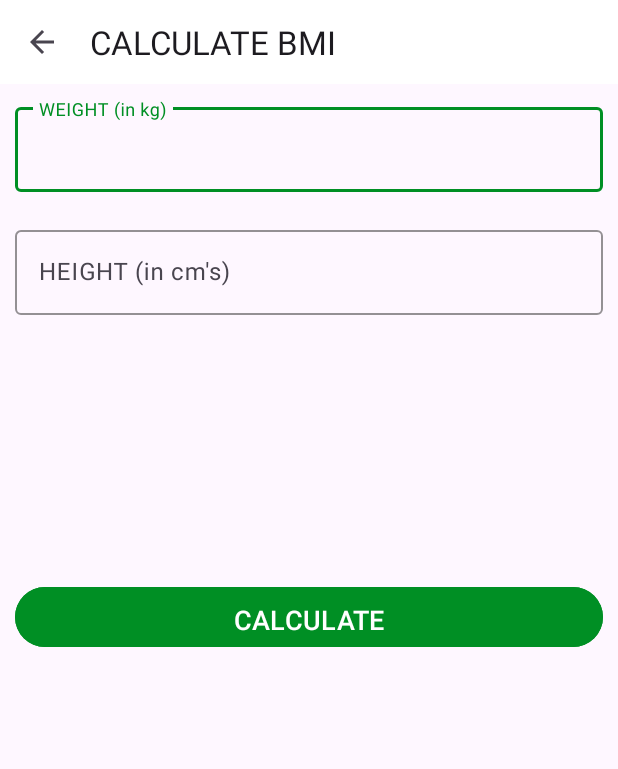
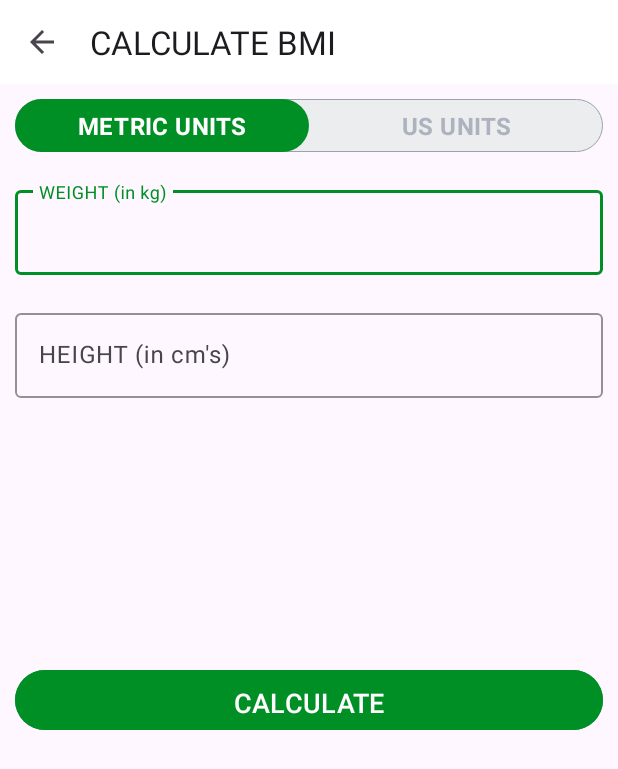
Before and after one commit to Nitesh065/7minWorkout, an Android app: the BMI screen opened directly, with no data from a screen before it, on a phone screen of 412 x 824 dp. Shown: the top 769 px of the screen. Run offline under Robolectric (Android 15) with nearby library versions, the phone set to English and light mode, and no system bars.

Commit message:
added radio buttons for metric and us units

```diff
--- /dev/null
+++ b/app/src/main/res/drawable/drawable_radio_group_tab_background.xml
@@ -0,0 +1,14 @@
+<?xml version="1.0" encoding="utf-8"?>
+<shape xmlns:android1="http://schemas.android.com/apk/res/android"
+    android1:shape="rectangle">
+    <solid android1:color="#ECEDEF"></solid>
+    <stroke
+        android1:width="0.5dp"
+        android1:color="#9AA2AF">
+    </stroke>
+    <corners
+        android1:radius="30dp">
+    </corners>
+
+
+</shape>
--- /dev/null
+++ b/app/src/main/res/drawable/drawable_unit_tab_selector.xml
@@ -0,0 +1,10 @@
+<?xml version="1.0" encoding="utf-8"?>
+<selector xmlns:android="http://schemas.android.com/apk/res/android">
+<item android:state_checked="true">
+    <shape android:shape="rectangle">
+        <solid android:color="@color/colorAccent"></solid>
+    <corners android:radius="30dp"></corners>
+    </shape>
+
+</item>
+</selector>
--- /dev/null
+++ b/app/src/main/res/drawable/drawable_units_tab_text_color_selector.xml
@@ -0,0 +1,6 @@
+<?xml version="1.0" encoding="utf-8"?>
+<selector xmlns:android="http://schemas.android.com/apk/res/android">
+<item android:state_checked="true" android:color="@color/white"></item>
+
+    <item android:state_checked="false" android:color="#ADB3BE"></item>
+</selector>
--- a/app/src/main/res/layout/activity_bmi.xml
+++ b/app/src/main/res/layout/activity_bmi.xml
@@ -13,9 +13,52 @@
         android:background="@color/white">
     </androidx.appcompat.widget.Toolbar>
 
+    <RadioGroup
+        android:id="@+id/rgUnits"
+        android:layout_width="match_parent"
+        android:layout_height="wrap_content"
+        android:layout_margin="10dp"
+        android:layout_below="@+id/toolbarBmi"
+        android:orientation="horizontal"
+        android:background="@drawable/drawable_radio_group_tab_background">
+
+        <RadioButton
+            android:id="@+id/rbMetricUnits"
+            android:layout_width="0dp"
+            android:layout_height="35dp"
+            android:layout_weight="0.50"
+            android:textAllCaps="true"
+            android:text="Metric Units"
+            android:button="@null"
+            android:textSize="16sp"
+            android:textStyle="bold"
+            android:background="@drawable/drawable_unit_tab_selector"
+            android:textColor="@drawable/drawable_units_tab_text_color_selector"
+            android:checked="true"
+            android:gravity="center"
+            >
+        </RadioButton>
+        <RadioButton
+            android:id="@+id/rbUsUnits"
+            android:layout_width="0dp"
+            android:layout_height="35dp"
+            android:layout_weight="0.50"
+            android:textAllCaps="true"
+            android:text="US units"
+            android:button="@null"
+            android:textSize="16sp"
+            android:textStyle="bold"
+            android:background="@drawable/drawable_unit_tab_selector"
+            android:textColor="@drawable/drawable_units_tab_text_color_selector"
+            android:checked="false"
+            android:gravity="center"
+            >
+        </RadioButton>
+    </RadioGroup>
+
     <com.google.android.material.textfield.TextInputLayout
         android:id="@+id/tilBmiUnitWeight"
-        android:layout_below="@+id/toolbarBmi"
+        android:layout_below="@+id/rgUnits"
         android:layout_width="match_parent"
         android:layout_height="wrap_content"
         android:layout_margin="10dp"
```
